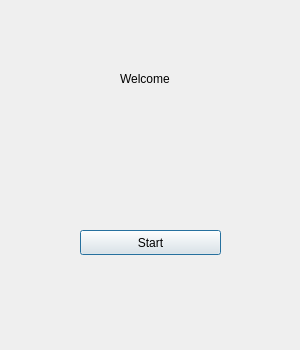
Before: the Qt Designer form Mapowanie2/welcomedialog.ui in Mmichal1/Ultrasonic-Mapping, drawn with Qt 5.
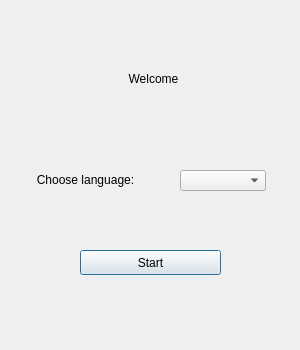
After: the same form once the commit is applied.

Diff of the .ui file:
```diff
--- a/Mapowanie2/welcomedialog.ui
+++ b/Mapowanie2/welcomedialog.ui
@@ -37,12 +37,15 @@
    <property name="text">
     <string>Welcome</string>
    </property>
+   <property name="alignment">
+    <set>Qt::AlignCenter</set>
+   </property>
   </widget>
   <widget class="QPushButton" name="startButton">
    <property name="geometry">
     <rect>
      <x>80</x>
-     <y>230</y>
+     <y>250</y>
      <width>141</width>
      <height>25</height>
     </rect>
@@ -51,6 +54,32 @@
     <string>Start</string>
    </property>
   </widget>
+  <widget class="QComboBox" name="languageComboBox">
+   <property name="geometry">
+    <rect>
+     <x>180</x>
+     <y>170</y>
+     <width>86</width>
+     <height>21</height>
+    </rect>
+   </property>
+  </widget>
+  <widget class="QLabel" name="languageLabel">
+   <property name="geometry">
+    <rect>
+     <x>10</x>
+     <y>170</y>
+     <width>151</width>
+     <height>17</height>
+    </rect>
+   </property>
+   <property name="text">
+    <string>Choose language:</string>
+   </property>
+   <property name="alignment">
+    <set>Qt::AlignBottom|Qt::AlignHCenter</set>
+   </property>
+  </widget>
  </widget>
  <resources/>
  <connections/>
```
